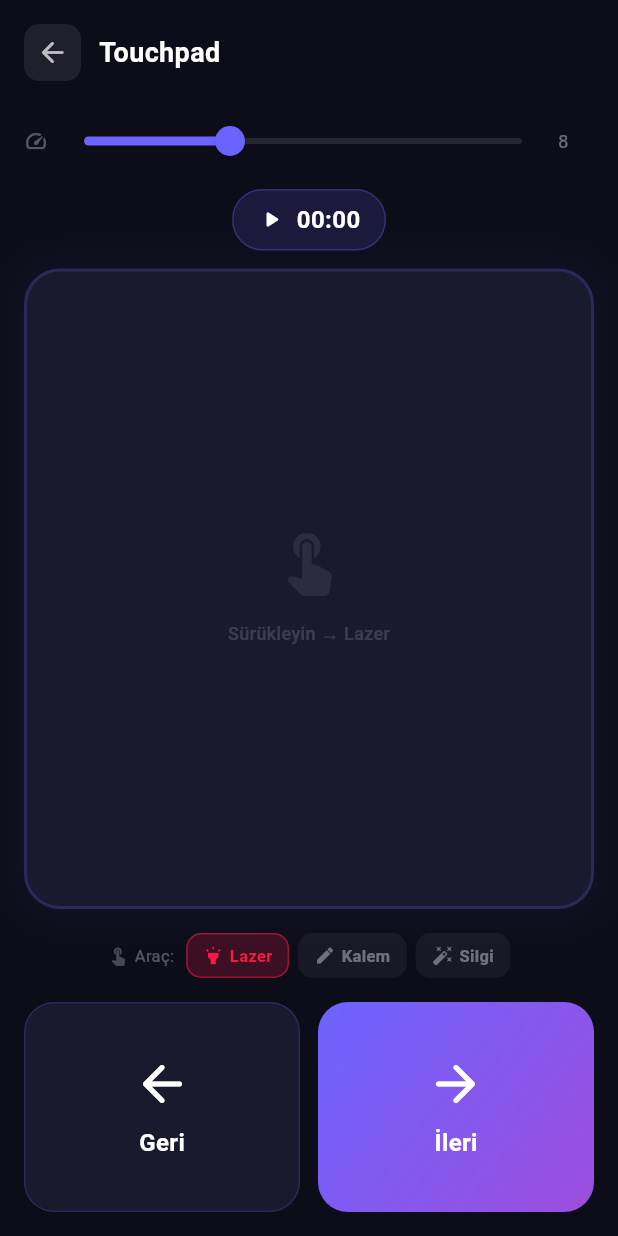
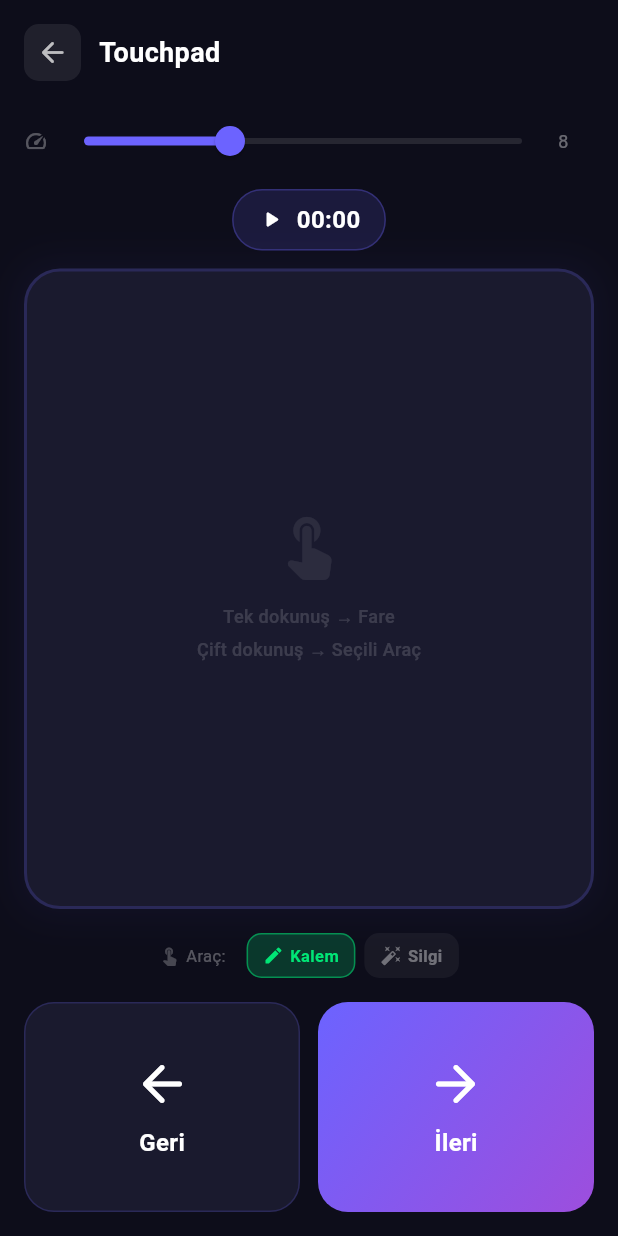
Before and after one commit to berat-kaan-akcan/QuickRemote, a Flutter app: the RemoteScreen screen opened directly, after a tap on "Touchpad", on a phone screen of 412 x 824 dp. Run offline on Flutter 3.47's test engine with Material 3 defaults, Android fonts, the phone set to English and light mode, and no system bars; our stand-ins replace qr_flutter, sensors_plus, shared_preferences; missing offline and left inert: dart:ffi, mobile_scanner, nsd, win32, window_manager; accounts and stored records are empty.

Commit message:
Update QuickRemote modified files

```diff
--- a/quick_remote_app/lib/screens/remote_screen.dart
+++ b/quick_remote_app/lib/screens/remote_screen.dart
@@ -9,7 +9,7 @@ import '../widgets/presentation_timer.dart';
 final GlobalKey _presentationTimerKeyMain = GlobalKey();
 final GlobalKey _presentationTimerKeyTouchpad = GlobalKey();
 
-enum _DrawTool { laser, pen, eraser }
+enum _DrawTool { pen, eraser }
 
 /// Main remote control screen for presentation control.
 /// Has two views: main controls and touchpad mode.
@@ -23,7 +23,7 @@ class RemoteScreen extends StatefulWidget {
 class _RemoteScreenState extends State<RemoteScreen> {
   bool _touchpadMode = false;
   double _sensitivity = 8.0;
-  _DrawTool _drawTool = _DrawTool.laser;
+  _DrawTool _drawTool = _DrawTool.pen;
   late WebSocketService _wsRef;
 
   @override
@@ -85,8 +85,14 @@ class _RemoteScreenState extends State<RemoteScreen> {
       builder: (context) => AlertDialog(
         backgroundColor: const Color(0xFF1A1A2E),
         shape: RoundedRectangleBorder(borderRadius: BorderRadius.circular(16)),
-        title: const Text('Bağlantıyı Kes', style: TextStyle(color: Colors.white)),
-        content: const Text('Bağlantıyı kesip çıkmak istediğinize emin misiniz?', style: TextStyle(color: Colors.white70)),
+        title: const Text(
+          'Bağlantıyı Kes',
+          style: TextStyle(color: Colors.white),
+        ),
+        content: const Text(
+          'Bağlantıyı kesip çıkmak istediğinize emin misiniz?',
+          style: TextStyle(color: Colors.white70),
+        ),
         actions: [
           TextButton(
             onPressed: () => Navigator.of(context).pop(false),
@@ -94,7 +100,10 @@ class _RemoteScreenState extends State<RemoteScreen> {
           ),
           TextButton(
             onPressed: () => Navigator.of(context).pop(true),
-            child: const Text('Çıkış Yap', style: TextStyle(color: Color(0xFFFF5252))),
+            child: const Text(
+              'Çıkış Yap',
+              style: TextStyle(color: Color(0xFFFF5252)),
+            ),
           ),
         ],
       ),
@@ -292,7 +301,10 @@ class _RemoteScreenState extends State<RemoteScreen> {
                       width: 24,
                       child: Text(
                         _sensitivity.toInt().toString(),
-                      style: const TextStyle(color: Colors.white38, fontSize: 12),
+                        style: const TextStyle(
+                          color: Colors.white38,
+                          fontSize: 12,
+                        ),
                       ),
                     ),
                   ],
@@ -318,52 +330,17 @@ class _RemoteScreenState extends State<RemoteScreen> {
                   scrollDirection: Axis.horizontal,
                   child: Row(
                     children: [
-                    const Icon(Icons.touch_app, color: Colors.white24, size: 14),
+                      const Icon(
+                        Icons.touch_app,
+                        color: Colors.white24,
+                        size: 14,
+                      ),
                       const SizedBox(width: 4),
                       const Text(
                         'Araç:',
                         style: TextStyle(color: Colors.white30, fontSize: 11),
                       ),
                       const SizedBox(width: 8),
-                    GestureDetector(
-                      onTap: () {
-                        HapticFeedback.lightImpact();
-                        setState(() => _drawTool = _DrawTool.laser);
-                      },
-                      child: AnimatedContainer(
-                        duration: const Duration(milliseconds: 200),
-                        padding: const EdgeInsets.symmetric(horizontal: 10, vertical: 6),
-                        decoration: BoxDecoration(
-                          color: _drawTool == _DrawTool.laser
-                              ? const Color(0xFFFF1744).withValues(alpha: 0.2)
-                              : Colors.white.withValues(alpha: 0.05),
-                          borderRadius: BorderRadius.circular(10),
-                          border: Border.all(
-                            color: _drawTool == _DrawTool.laser
-                                ? const Color(0xFFFF1744).withValues(alpha: 0.5)
-                                : Colors.transparent,
-                          ),
-                        ),
-                        child: Row(
-                          mainAxisSize: MainAxisSize.min,
-                          children: [
-                            Icon(Icons.highlight, size: 14,
-                                color: _drawTool == _DrawTool.laser
-                                    ? const Color(0xFFFF1744)
-                                    : Colors.white38),
-                            const SizedBox(width: 4),
-                            Text('Lazer',
-                                style: TextStyle(
-                                  color: _drawTool == _DrawTool.laser
-                                      ? const Color(0xFFFF1744)
-                                      : Colors.white38,
-                                  fontSize: 11,
-                                  fontWeight: FontWeight.w600,
-                                )),
-                          ],
-                        ),
-                      ),
-                    ),
                       const SizedBox(width: 6),
                       GestureDetector(
                         onTap: () {
@@ -372,7 +349,10 @@ class _RemoteScreenState extends State<RemoteScreen> {
                         },
                         child: AnimatedContainer(
                           duration: const Duration(milliseconds: 200),
-                        padding: const EdgeInsets.symmetric(horizontal: 10, vertical: 6),
+                          padding: const EdgeInsets.symmetric(
+                            horizontal: 10,
+                            vertical: 6,
+                          ),
                           decoration: BoxDecoration(
                             color: _drawTool == _DrawTool.pen
                                 ? const Color(0xFF00E676).withValues(alpha: 0.2)
@@ -380,26 +360,33 @@ class _RemoteScreenState extends State<RemoteScreen> {
                             borderRadius: BorderRadius.circular(10),
                             border: Border.all(
                               color: _drawTool == _DrawTool.pen
-                                ? const Color(0xFF00E676).withValues(alpha: 0.5)
+                                  ? const Color(
+                                      0xFF00E676,
+                                    ).withValues(alpha: 0.5)
                                   : Colors.transparent,
                             ),
                           ),
                           child: Row(
                             mainAxisSize: MainAxisSize.min,
                             children: [
-                            Icon(Icons.edit, size: 14,
+                              Icon(
+                                Icons.edit,
+                                size: 14,
                                 color: _drawTool == _DrawTool.pen
                                     ? const Color(0xFF00E676)
-                                    : Colors.white38),
+                                    : Colors.white38,
+                              ),
                               const SizedBox(width: 4),
-                            Text('Kalem',
+                              Text(
+                                'Kalem',
                                 style: TextStyle(
                                   color: _drawTool == _DrawTool.pen
                                       ? const Color(0xFF00E676)
                                       : Colors.white38,
                                   fontSize: 11,
                                   fontWeight: FontWeight.w600,
-                                )),
+                                ),
+                              ),
                             ],
                           ),
                         ),
@@ -412,7 +399,10 @@ class _RemoteScreenState extends State<RemoteScreen> {
                         },
                         child: AnimatedContainer(
                           duration: const Duration(milliseconds: 200),
-                        padding: const EdgeInsets.symmetric(horizontal: 10, vertical: 6),
+                          padding: const EdgeInsets.symmetric(
+                            horizontal: 10,
+                            vertical: 6,
+                          ),
                           decoration: BoxDecoration(
                             color: _drawTool == _DrawTool.eraser
                                 ? const Color(0xFFFF9800).withValues(alpha: 0.2)
@@ -420,26 +410,33 @@ class _RemoteScreenState extends State<RemoteScreen> {
                             borderRadius: BorderRadius.circular(10),
                             border: Border.all(
                               color: _drawTool == _DrawTool.eraser
-                                ? const Color(0xFFFF9800).withValues(alpha: 0.5)
+                                  ? const Color(
+                                      0xFFFF9800,
+                                    ).withValues(alpha: 0.5)
                                   : Colors.transparent,
                             ),
                           ),
                           child: Row(
                             mainAxisSize: MainAxisSize.min,
                             children: [
-                            Icon(Icons.auto_fix_high, size: 14,
+                              Icon(
+                                Icons.auto_fix_high,
+                                size: 14,
                                 color: _drawTool == _DrawTool.eraser
                                     ? const Color(0xFFFF9800)
-                                    : Colors.white38),
+                                    : Colors.white38,
+                              ),
                               const SizedBox(width: 4),
-                            Text('Silgi',
+                              Text(
+                                'Silgi',
                                 style: TextStyle(
                                   color: _drawTool == _DrawTool.eraser
                                       ? const Color(0xFFFF9800)
                                       : Colors.white38,
                                   fontSize: 11,
                                   fontWeight: FontWeight.w600,
-                                )),
+                                ),
+                              ),
                             ],
                           ),
                         ),
@@ -575,7 +572,8 @@ class _RemoteScreenState extends State<RemoteScreen> {
 
   void _send(WebSocketService ws, String command) {
     HapticFeedback.mediumImpact();
-    if ((command == 'NEXT' || command == 'PREV') && context.read<SettingsProvider>().clearInkOnNext) {
+    if ((command == 'NEXT' || command == 'PREV') &&
+        context.read<SettingsProvider>().clearInkOnNext) {
       ws.sendCommand('CLEAR_INK');
     }
     ws.sendCommand(command);
@@ -624,28 +622,25 @@ class _TouchpadState extends State<_Touchpad> {
 
     _tapClickTimer?.cancel();
 
-    bool isDoubleTap = _lastPointerUpTime != null &&
+    bool isDoubleTap =
+        _lastPointerUpTime != null &&
         _lastPointerUpPosition != null &&
         now.difference(_lastPointerUpTime!).inMilliseconds < 350 &&
         (pos - _lastPointerUpPosition!).distance < 60;
 
-    if (isDoubleTap || widget.drawTool == _DrawTool.laser) {
-      // Double tap detected (or laser is selected, which is immediate)
+    if (isDoubleTap) {
+      // Double tap detected, enter the selected PowerPoint drawing tool.
       _isDrawActive = true;
 
       if (widget.drawTool == _DrawTool.pen) {
         widget.ws.sendCommand('MODE_PEN');
       } else if (widget.drawTool == _DrawTool.eraser) {
         widget.ws.sendCommand('MODE_ERASER');
-      } else if (widget.drawTool == _DrawTool.laser) {
-        widget.ws.sendCommand('MODE_LASER');
       }
 
       Future.delayed(const Duration(milliseconds: 80), () {
         if (_isDrawActive && mounted) {
-          if (widget.drawTool != _DrawTool.laser) {
           widget.ws.sendCommand('LEFT_DOWN');
-          }
         }
       });
       HapticFeedback.mediumImpact();
@@ -667,11 +662,7 @@ class _TouchpadState extends State<_Touchpad> {
     final dx = event.delta.dx * widget.sensitivity;
     final dy = event.delta.dy * widget.sensitivity;
 
-    widget.ws.sendRaw({
-      'type': (_isDrawActive && widget.drawTool == _DrawTool.laser) ? 'LASER' : 'TOUCH',
-      'dx': dx,
-      'dy': dy,
-    });
+    widget.ws.sendRaw({'type': 'TOUCH', 'dx': dx, 'dy': dy});
   }
 
   void _onPointerUp(PointerUpEvent event) {
@@ -694,11 +685,7 @@ class _TouchpadState extends State<_Touchpad> {
     }
 
     if (_isDrawActive) {
-      if (widget.drawTool == _DrawTool.laser) {
-        widget.ws.sendCommand('LASER_OFF');
-      } else {
       widget.ws.sendCommand('LEFT_UP');
-      }
       widget.ws.sendCommand('MODE_ARROW');
     }
 
@@ -719,9 +706,6 @@ class _TouchpadState extends State<_Touchpad> {
     } else if (_isDrawActive && widget.drawTool == _DrawTool.eraser) {
       borderColor = const Color(0xFFFF9800);
       borderWidth = 2.5;
-    } else if (_isDrawActive && widget.drawTool == _DrawTool.laser) {
-      borderColor = const Color(0xFFFF1744);
-      borderWidth = 2.5;
     } else {
       borderColor = const Color(0xFF6C63FF).withValues(alpha: 0.2);
     }
@@ -735,10 +719,7 @@ class _TouchpadState extends State<_Touchpad> {
         decoration: BoxDecoration(
           color: const Color(0xFF1A1A2E),
           borderRadius: BorderRadius.circular(24),
-          border: Border.all(
-            color: borderColor,
-            width: borderWidth,
-          ),
+          border: Border.all(color: borderColor, width: borderWidth),
           boxShadow: [
             BoxShadow(
               color: _isDrawActive
@@ -746,7 +727,7 @@ class _TouchpadState extends State<_Touchpad> {
                   : const Color(0xFF6C63FF).withValues(alpha: 0.05),
               blurRadius: 20,
               spreadRadius: 5,
-            )
+            ),
           ],
         ),
         child: Center(
@@ -754,64 +735,60 @@ class _TouchpadState extends State<_Touchpad> {
             mainAxisSize: MainAxisSize.min,
             children: [
               if (_isDrawActive && widget.drawTool == _DrawTool.pen) ...[
-                Icon(Icons.edit,
+                Icon(
+                  Icons.edit,
                   color: const Color(0xFF00E676).withValues(alpha: 0.3),
-                    size: 48),
+                  size: 48,
+                ),
                 const SizedBox(height: 8),
-                Text('Kalem',
+                Text(
+                  'Kalem',
                   style: TextStyle(
                     color: const Color(0xFF00E676).withValues(alpha: 0.4),
                     fontSize: 14,
                     fontWeight: FontWeight.w600,
-                    )),
-              ] else if (_isDrawActive && widget.drawTool == _DrawTool.eraser) ...[
-                Icon(Icons.auto_fix_high,
+                  ),
+                ),
+              ] else if (_isDrawActive &&
+                  widget.drawTool == _DrawTool.eraser) ...[
+                Icon(
+                  Icons.auto_fix_high,
                   color: const Color(0xFFFF9800).withValues(alpha: 0.3),
-                    size: 48),
+                  size: 48,
+                ),
                 const SizedBox(height: 8),
-                Text('Silgi',
+                Text(
+                  'Silgi',
                   style: TextStyle(
                     color: const Color(0xFFFF9800).withValues(alpha: 0.4),
                     fontSize: 14,
                     fontWeight: FontWeight.w600,
-                    )),
-              ] else if (_isDrawActive && widget.drawTool == _DrawTool.laser) ...[
-                Icon(Icons.highlight,
-                    color: const Color(0xFFFF1744).withValues(alpha: 0.3),
-                    size: 48),
-                const SizedBox(height: 8),
-                Text('Lazer',
-                    style: TextStyle(
-                      color: const Color(0xFFFF1744).withValues(alpha: 0.4),
-                      fontSize: 14,
-                      fontWeight: FontWeight.w600,
-                    )),
+                  ),
+                ),
               ] else ...[
-                Icon(Icons.touch_app_rounded,
-                    color: Colors.white.withValues(alpha: 0.08), size: 48),
+                Icon(
+                  Icons.touch_app_rounded,
+                  color: Colors.white.withValues(alpha: 0.08),
+                  size: 48,
+                ),
                 const SizedBox(height: 12),
-                if (widget.drawTool == _DrawTool.laser) ...[
-                  Text('Sürükleyin → Lazer',
+                Text(
+                  'Tek dokunuş → Fare',
                   style: TextStyle(
                     color: Colors.white.withValues(alpha: 0.15),
                     fontSize: 12,
                     fontWeight: FontWeight.w500,
-                      )),
-                ] else ...[
-                  Text('Tek dokunuş → Fare',
+                  ),
+                ),
+                const SizedBox(height: 4),
+                Text(
+                  'Çift dokunuş → Seçili Araç',
                   style: TextStyle(
                     color: Colors.white.withValues(alpha: 0.15),
                     fontSize: 12,
                     fontWeight: FontWeight.w500,
-                      )),
-                  const SizedBox(height: 4),
-                  Text('Çift dokunuş → Seçili Araç',
-                      style: TextStyle(
-                        color: Colors.white.withValues(alpha: 0.15),
-                        fontSize: 12,
-                        fontWeight: FontWeight.w500,
-                      )),
-                ],
+                  ),
+                ),
               ],
             ],
           ),
@@ -966,12 +943,18 @@ class _ClockWidgetState extends State<_ClockWidget> {
       decoration: BoxDecoration(
         color: const Color(0xFF6C63FF).withValues(alpha: 0.1),
         borderRadius: BorderRadius.circular(20),
-        border: Border.all(color: const Color(0xFF6C63FF).withValues(alpha: 0.2)),
+        border: Border.all(
+          color: const Color(0xFF6C63FF).withValues(alpha: 0.2),
+        ),
       ),
       child: Row(
         mainAxisSize: MainAxisSize.min,
         children: [
-          const Icon(Icons.access_time_rounded, color: Color(0xFF6C63FF), size: 20),
+          const Icon(
+            Icons.access_time_rounded,
+            color: Color(0xFF6C63FF),
+            size: 20,
+          ),
           const SizedBox(width: 8),
           Text(
             '$h:$m',
@@ -1025,25 +1008,41 @@ class _WatchLayoutState extends State<_WatchLayout> {
       canPop: false,
       onPopInvokedWithResult: (didPop, result) async {
         if (didPop) return;
-        final shouldPop = await showDialog<bool>(
+        final shouldPop =
+            await showDialog<bool>(
               context: context,
               builder: (context) => AlertDialog(
                 backgroundColor: const Color(0xFF1A1A2E),
-            shape: RoundedRectangleBorder(borderRadius: BorderRadius.circular(16)),
-            title: const Text('Çıkış', style: TextStyle(color: Colors.white)),
-            content: const Text('Bağlantı kesilsin mi?', style: TextStyle(color: Colors.white70)),
+                shape: RoundedRectangleBorder(
+                  borderRadius: BorderRadius.circular(16),
+                ),
+                title: const Text(
+                  'Çıkış',
+                  style: TextStyle(color: Colors.white),
+                ),
+                content: const Text(
+                  'Bağlantı kesilsin mi?',
+                  style: TextStyle(color: Colors.white70),
+                ),
                 actions: [
                   TextButton(
                     onPressed: () => Navigator.of(context).pop(false),
-                child: const Text('İptal', style: TextStyle(color: Colors.white54)),
+                    child: const Text(
+                      'İptal',
+                      style: TextStyle(color: Colors.white54),
+                    ),
                   ),
                   TextButton(
                     onPressed: () => Navigator.of(context).pop(true),
-                child: const Text('Evet', style: TextStyle(color: Color(0xFFFF5252))),
+                    child: const Text(
+                      'Evet',
+                      style: TextStyle(color: Color(0xFFFF5252)),
+                    ),
                   ),
                 ],
               ),
-        ) ?? false;
+            ) ??
+            false;
         if (shouldPop) {
           widget.onExit();
         }
@@ -1061,7 +1060,8 @@ class _WatchLayoutState extends State<_WatchLayout> {
                   mainAxisAlignment: MainAxisAlignment.center,
                   children: [
                     Container(
-                    width: 6, height: 6,
+                      width: 6,
+                      height: 6,
                       decoration: BoxDecoration(
                         color: widget.ws.isConnected
                             ? const Color(0xFF4CAF50)
@@ -1097,7 +1097,11 @@ class _WatchLayoutState extends State<_WatchLayout> {
                       ),
                       borderRadius: BorderRadius.circular(24),
                     ),
-                  child: const Icon(Icons.arrow_forward_rounded, color: Colors.white, size: 40),
+                    child: const Icon(
+                      Icons.arrow_forward_rounded,
+                      color: Colors.white,
+                      size: 40,
+                    ),
                   ),
                 ),
 
@@ -1118,7 +1122,11 @@ class _WatchLayoutState extends State<_WatchLayout> {
                             color: Colors.white.withValues(alpha: 0.1),
                             borderRadius: BorderRadius.circular(20),
                           ),
-                        child: const Icon(Icons.arrow_back_rounded, color: Colors.white70, size: 24),
+                          child: const Icon(
+                            Icons.arrow_back_rounded,
+                            color: Colors.white70,
+                            size: 24,
+                          ),
                         ),
                       ),
                     ),
@@ -1132,11 +1140,21 @@ class _WatchLayoutState extends State<_WatchLayout> {
                         child: Container(
                           height: 50,
                           decoration: BoxDecoration(
-                          color: const Color(0xFFFF9800).withValues(alpha: 0.15),
+                            color: const Color(
+                              0xFFFF9800,
+                            ).withValues(alpha: 0.15),
                             borderRadius: BorderRadius.circular(20),
-                          border: Border.all(color: const Color(0xFFFF9800).withValues(alpha: 0.3)),
+                            border: Border.all(
+                              color: const Color(
+                                0xFFFF9800,
+                              ).withValues(alpha: 0.3),
                             ),
-                        child: const Icon(Icons.lock_rounded, color: Color(0xFFFF9800), size: 20),
+                          ),
+                          child: const Icon(
+                            Icons.lock_rounded,
+                            color: Color(0xFFFF9800),
+                            size: 20,
+                          ),
                         ),
                       ),
                     ),
--- a/quick_remote_pc/lib/main.dart
+++ b/quick_remote_pc/lib/main.dart
@@ -1,4 +1,3 @@
-import 'dart:async';
 import 'package:flutter/material.dart' hide Size;
 import 'package:provider/provider.dart';
 import 'package:window_manager/window_manager.dart';
@@ -57,33 +56,20 @@ class WebSocketServerProvider extends ChangeNotifier {
   bool _isRunning = false;
   int _clientCount = 0;
   String _lastCommand = '';
-  bool _laserActive = false;
-  double _laserX = 0;
-  double _laserY = 0;
   String _pin = '';
-
-  /// Stream controller for laser position updates (used by LaserOverlay).
-  final StreamController<ui.Offset> _laserPositionController =
-      StreamController<ui.Offset>.broadcast();
 
   String get localIP => _localIP;
   bool get isRunning => _isRunning;
   int get clientCount => _clientCount;
   String get lastCommand => _lastCommand;
   int get port => server.port;
-  bool get laserActive => _laserActive;
-  double get laserX => _laserX;
-  double get laserY => _laserY;
   String get pin => _pin;
-  Stream<ui.Offset> get laserPositionStream => _laserPositionController.stream;
 
   WebSocketServerProvider() {
     server.isRunning.addListener(_onRunningChanged);
     server.clientCount.addListener(_onClientCountChanged);
     server.lastCommand.addListener(_onLastCommandChanged);
-    server.laserActive.addListener(_onLaserChanged);
     server.pin.addListener(_onPinChanged);
-    server.onMouseMove = _onMouseMove;
     _init();
   }
 
@@ -107,23 +93,8 @@ class WebSocketServerProvider extends ChangeNotifier {
     notifyListeners();
   }
 
-  void _onLaserChanged() {
-    _laserActive = server.laserActive.value;
-    notifyListeners();
-  }
-
   void _onPinChanged() {
     _pin = server.pin.value;
-    notifyListeners();
-  }
-
-  void _onMouseMove(double x, double y) {
-    _laserX = x;
-    _laserY = y;
-    // Feed laser position stream for the overlay trail
-    if (_laserActive) {
-      _laserPositionController.add(ui.Offset(x, y));
-    }
     notifyListeners();
   }
 
@@ -143,10 +114,7 @@ class WebSocketServerProvider extends ChangeNotifier {
     server.isRunning.removeListener(_onRunningChanged);
     server.clientCount.removeListener(_onClientCountChanged);
     server.lastCommand.removeListener(_onLastCommandChanged);
-    server.laserActive.removeListener(_onLaserChanged);
     server.pin.removeListener(_onPinChanged);
-    server.onMouseMove = null;
-    _laserPositionController.close();
     server.stop();
     super.dispose();
   }
```
Also changed, not shown: quick_remote_app/lib/services/gyroscope_service.dart (+2 -7 lines), quick_remote_pc/lib/screens/home_screen.dart (+56 -60 lines), quick_remote_pc/lib/services/input_simulator.dart (+4 -34 lines), quick_remote_pc/lib/services/websocket_server.dart (+44 -46 lines). Lines whose indentation alone changed are shown as unchanged.
